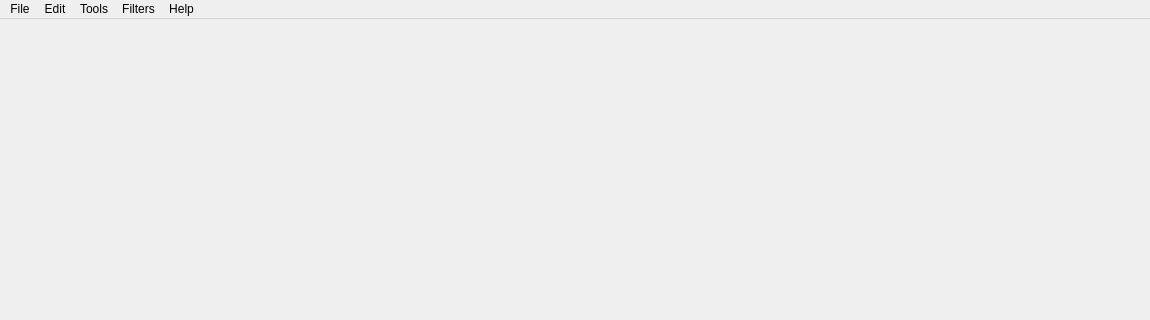
Capsize-Games/airunner, file src/airunner/pyqt/main_window_new.ui: the form before one commit; both pictures show x 0 to 1150 and y 0 to 320 of the 1150 by 990 pixel window.
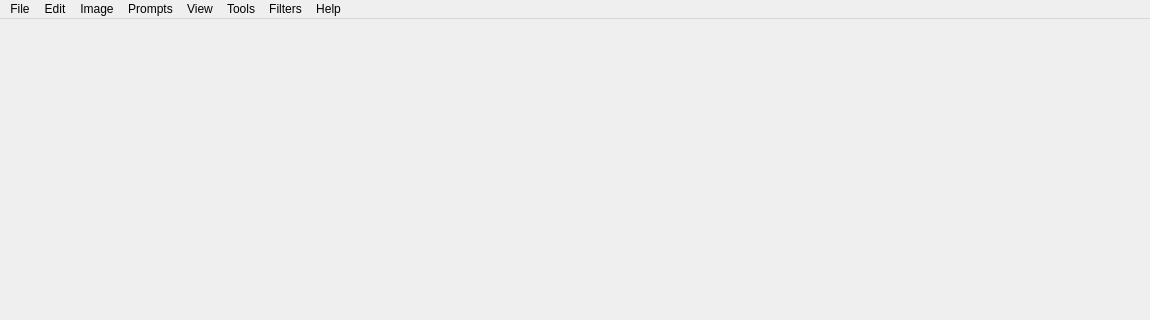
The form after the commit. Icons and pictures are not drawn.

The edit to the form file:
```diff
--- a/src/airunner/pyqt/main_window_new.ui
+++ b/src/airunner/pyqt/main_window_new.ui
@@ -143,10 +143,31 @@
     <addaction name="separator"/>
     <addaction name="actionModel_Merger"/>
     <addaction name="separator"/>
+   </widget>
+   <widget class="QMenu" name="menuView">
+    <property name="title">
+     <string>View</string>
+    </property>
+   </widget>
+   <widget class="QMenu" name="menuImage">
+    <property name="title">
+     <string>Image</string>
+    </property>
+    <addaction name="actionImport"/>
+    <addaction name="actionExport"/>
+   </widget>
+   <widget class="QMenu" name="menuPrompts">
+    <property name="title">
+     <string>Prompts</string>
+    </property>
+    <addaction name="actionSave_prompt"/>
     <addaction name="actionPrompt_Browser"/>
    </widget>
    <addaction name="menuFile"/>
    <addaction name="menuEdit"/>
+   <addaction name="menuImage"/>
+   <addaction name="menuPrompts"/>
+   <addaction name="menuView"/>
    <addaction name="menuModel_merge"/>
    <addaction name="menuFilters"/>
    <addaction name="menuAbout"/>
```
Left out of the diff: 64 changed lines with no effect on the pictures.
